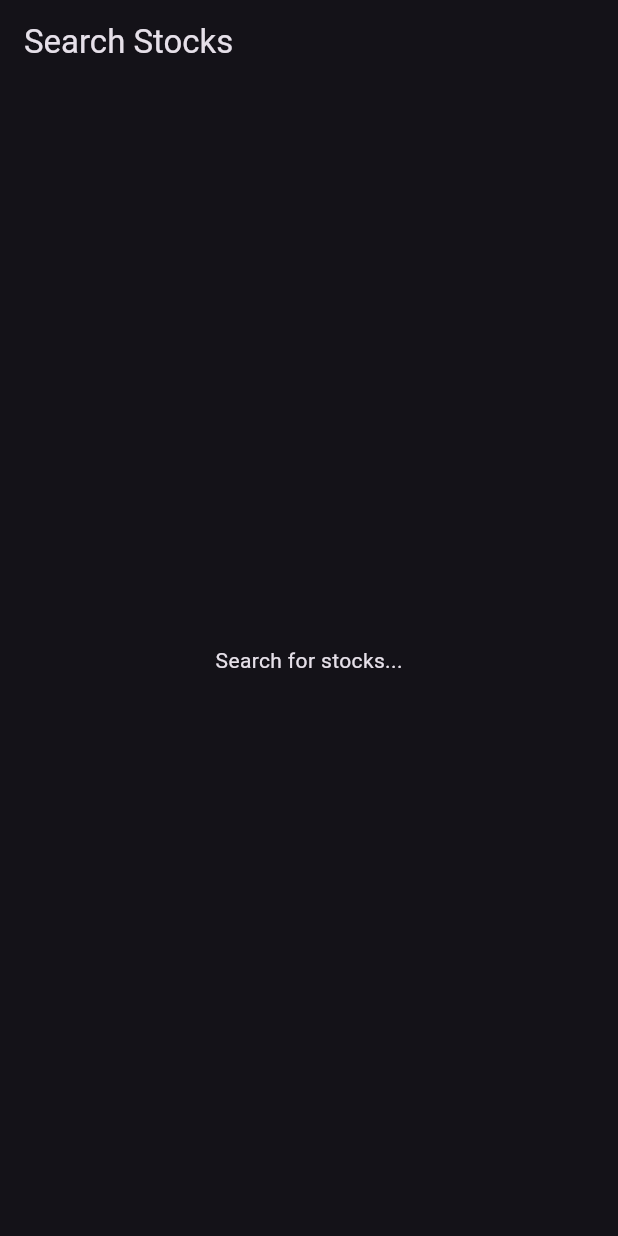
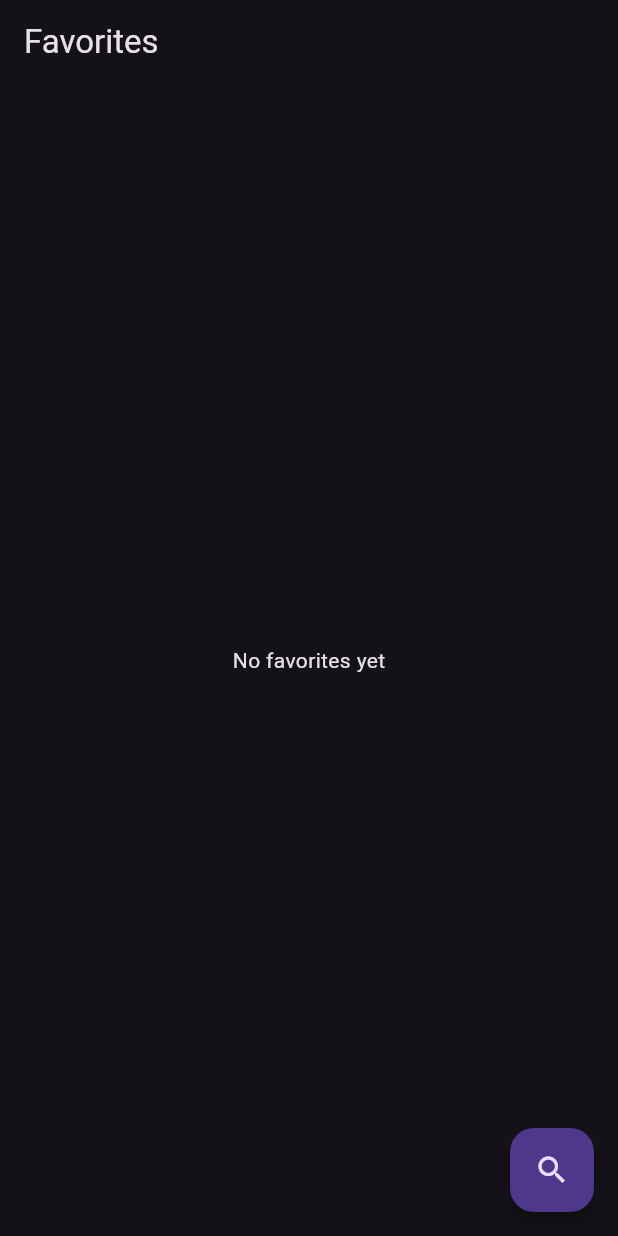
Before and after one commit to kamuluru1/Stock_app, a Flutter app: the screen it shows after launch, on a phone screen of 412 x 824 dp. Run offline on Flutter 3.47's test engine with Material 3 defaults, Android fonts, the phone set to English and light mode, and no system bars.

Commit message:
added favorites home page

```diff
--- a/stock_trading_app/lib/main.dart
+++ b/stock_trading_app/lib/main.dart
@@ -1,4 +1,5 @@
 import 'package:flutter/material.dart';
+import 'package:stock_trading_app/screens/favorites_screen.dart';
 import 'screens/stock_search_screen.dart';
 
 void main() {
@@ -11,7 +12,7 @@ class StockApp extends StatelessWidget {
     return MaterialApp(
       title: 'Stock Trading App',
       theme: ThemeData.dark(),
-      home: StockSearchScreen(),
+      home: FavoritesScreen(),
       routes: {'/search': (context) => StockSearchScreen()},
     );
   }
--- /dev/null
+++ b/stock_trading_app/lib/screens/favorites_screen.dart
@@ -0,0 +1,15 @@
+import 'package:flutter/material.dart';
+
+class FavoritesScreen extends StatelessWidget {
+  @override
+  Widget build(BuildContext context) {
+    return Scaffold(
+      appBar: AppBar(title: Text("Favorites")),
+      body: Center(child: Text("No favorites yet")),
+      floatingActionButton: FloatingActionButton(
+        onPressed: () => Navigator.pushNamed(context, '/search'),
+        child: Icon(Icons.search),
+      ),
+    );
+  }
+}
```
